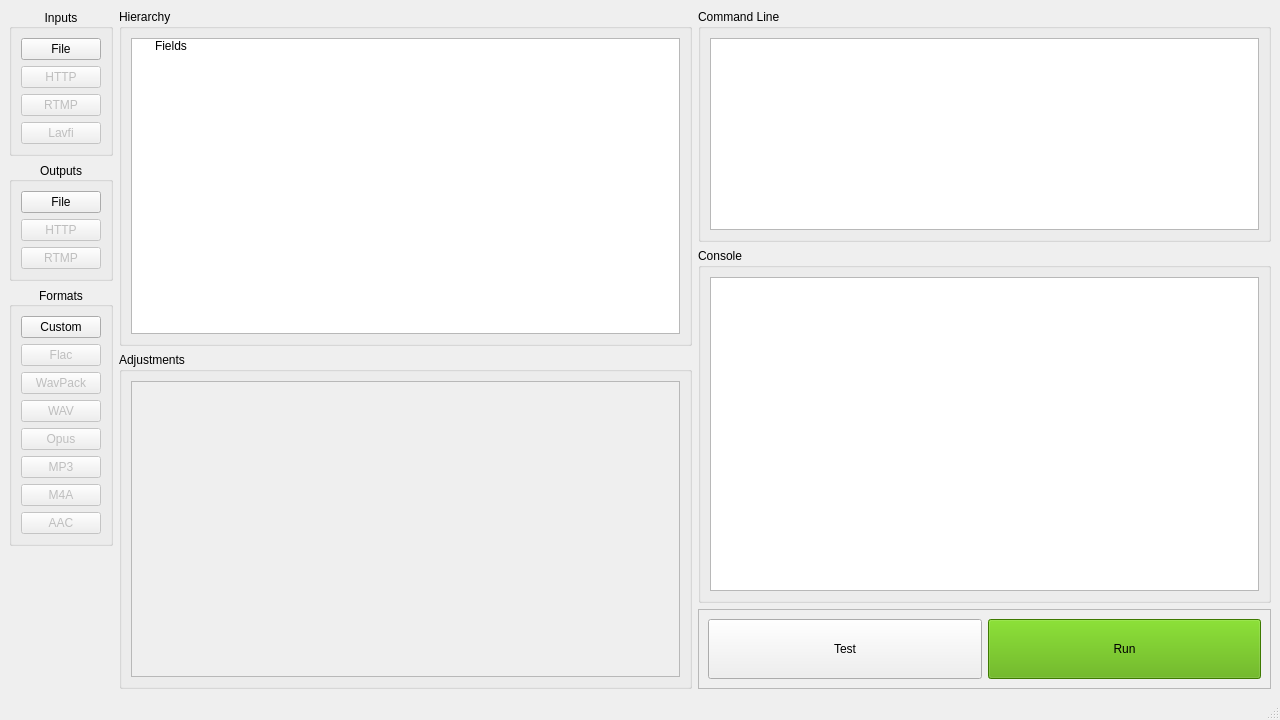
Old version of the form ui/mainwindow.ui in the repository mobx7c7/FFmpegFrontEndQt.
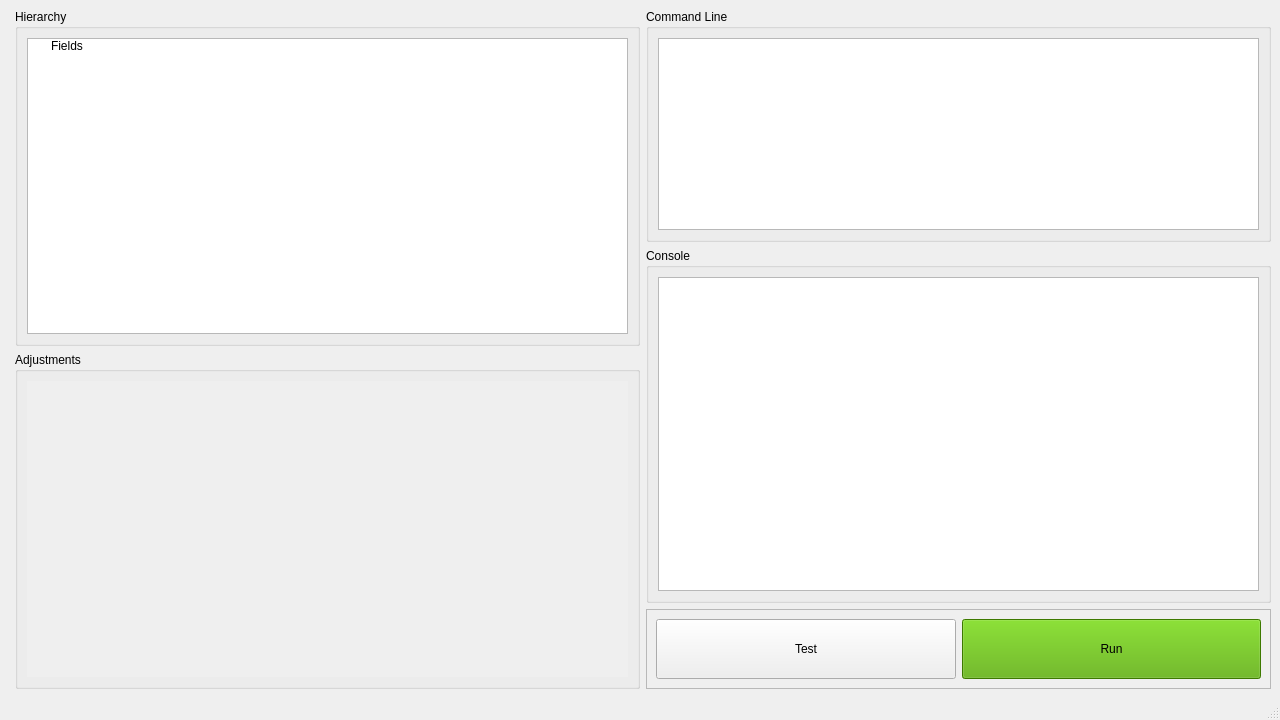
New version of the form. Custom widgets are drawn as their Qt base class.

Commit message: Refactor main window toolbox panel

Diff of the .ui file:
```diff
--- a/ui/mainwindow.ui
+++ b/ui/mainwindow.ui
@@ -19,216 +19,14 @@
   <widget class="QWidget" name="centralwidget">
    <layout class="QHBoxLayout" name="horizontalLayout_9">
     <item>
-     <layout class="QVBoxLayout" name="verticalLayout_12">
-      <property name="rightMargin">
-       <number>0</number>
+     <widget class="ToolboxWidget" name="widget" native="true">
+      <property name="sizePolicy">
+       <sizepolicy hsizetype="Preferred" vsizetype="Preferred">
+        <horstretch>0</horstretch>
+        <verstretch>0</verstretch>
+       </sizepolicy>
       </property>
-      <item>
-       <widget class="QGroupBox" name="groupBox_6">
-        <property name="title">
-         <string>Inputs</string>
-        </property>
-        <property name="alignment">
-         <set>Qt::AlignCenter</set>
-        </property>
-        <property name="flat">
-         <bool>false</bool>
-        </property>
-        <layout class="QVBoxLayout" name="verticalLayout_4">
-         <item>
-          <widget class="QPushButton" name="pushButton_5">
-           <property name="text">
-            <string>File</string>
-           </property>
-          </widget>
-         </item>
-         <item>
-          <widget class="QPushButton" name="pushButton_17">
-           <property name="enabled">
-            <bool>false</bool>
-           </property>
-           <property name="text">
-            <string>HTTP</string>
-           </property>
-          </widget>
-         </item>
-         <item>
-          <widget class="QPushButton" name="pushButton_18">
-           <property name="enabled">
-            <bool>false</bool>
-           </property>
-           <property name="text">
-            <string>RTMP</string>
-           </property>
-          </widget>
-         </item>
-         <item>
-          <widget class="QPushButton" name="pushButton_16">
-           <property name="enabled">
-            <bool>false</bool>
-           </property>
-           <property name="text">
-            <string>Lavfi</string>
-           </property>
-          </widget>
-         </item>
-        </layout>
-       </widget>
-      </item>
-      <item>
-       <widget class="QGroupBox" name="groupBox_5">
-        <property name="title">
-         <string>Outputs</string>
-        </property>
-        <property name="alignment">
-         <set>Qt::AlignCenter</set>
-        </property>
-        <property name="flat">
-         <bool>false</bool>
-        </property>
-        <property name="checkable">
-         <bool>false</bool>
-        </property>
-        <layout class="QVBoxLayout" name="verticalLayout_3">
-         <item>
-          <widget class="QPushButton" name="pushButton_6">
-           <property name="text">
-            <string>File</string>
-           </property>
-          </widget>
-         </item>
-         <item>
-          <widget class="QPushButton" name="pushButton_7">
-           <property name="enabled">
-            <bool>false</bool>
-           </property>
-           <property name="text">
-            <string>HTTP</string>
-           </property>
-          </widget>
-         </item>
-         <item>
-          <widget class="QPushButton" name="pushButton_15">
-           <property name="enabled">
-            <bool>false</bool>
-           </property>
-           <property name="text">
-            <string>RTMP</string>
-           </property>
-          </widget>
-         </item>
-        </layout>
-       </widget>
-      </item>
-      <item>
-       <widget class="QGroupBox" name="groupBox_8">
-        <property name="title">
-         <string>Formats</string>
-        </property>
-        <property name="alignment">
-         <set>Qt::AlignCenter</set>
-        </property>
-        <property name="flat">
-         <bool>false</bool>
-        </property>
-        <property name="checkable">
-         <bool>false</bool>
-        </property>
-        <layout class="QVBoxLayout" name="verticalLayout_14">
-         <item>
-          <widget class="QPushButton" name="pushButton_8">
-           <property name="text">
-            <string>Custom</string>
-           </property>
-          </widget>
-         </item>
-         <item>
-          <widget class="QPushButton" name="pushButton_10">
-           <property name="enabled">
-            <bool>false</bool>
-           </property>
-           <property name="text">
-            <string>Flac</string>
-           </property>
-          </widget>
-         </item>
-         <item>
-          <widget class="QPushButton" name="pushButton_14">
-           <property name="enabled">
-            <bool>false</bool>
-           </property>
-           <property name="text">
-            <string>WavPack</string>
-           </property>
-          </widget>
-         </item>
-         <item>
-          <widget class="QPushButton" name="pushButton_12">
-           <property name="enabled">
-            <bool>false</bool>
-           </property>
-           <property name="text">
-            <string>WAV</string>
-           </property>
-          </widget>
-         </item>
-         <item>
-          <widget class="QPushButton" name="pushButton_9">
-           <property name="enabled">
-            <bool>false</bool>
-           </property>
-           <property name="text">
-            <string>Opus</string>
-           </property>
-          </widget>
-         </item>
-         <item>
-          <widget class="QPushButton" name="pushButton_11">
-           <property name="enabled">
-            <bool>false</bool>
-           </property>
-           <property name="text">
-            <string>MP3</string>
-           </property>
-          </widget>
-         </item>
-         <item>
-          <widget class="QPushButton" name="pushButton_19">
-           <property name="enabled">
-            <bool>false</bool>
-           </property>
-           <property name="text">
-            <string>M4A</string>
-           </property>
-          </widget>
-         </item>
-         <item>
-          <widget class="QPushButton" name="pushButton_20">
-           <property name="enabled">
-            <bool>false</bool>
-           </property>
-           <property name="text">
-            <string>AAC</string>
-           </property>
-          </widget>
-         </item>
-        </layout>
-       </widget>
-      </item>
-      <item>
-       <spacer name="verticalSpacer_2">
-        <property name="orientation">
-         <enum>Qt::Vertical</enum>
-        </property>
-        <property name="sizeHint" stdset="0">
-         <size>
-          <width>20</width>
-          <height>40</height>
-         </size>
-        </property>
-       </spacer>
-      </item>
-     </layout>
+     </widget>
     </item>
     <item>
      <layout class="QVBoxLayout" name="verticalLayout_6">
@@ -287,6 +85,9 @@
         <layout class="QVBoxLayout" name="verticalLayout_9" stretch="0">
          <item>
           <widget class="QScrollArea" name="scrollArea">
+           <property name="frameShape">
+            <enum>QFrame::NoFrame</enum>
+           </property>
            <property name="widgetResizable">
             <bool>true</bool>
            </property>
@@ -295,8 +96,8 @@
              <rect>
               <x>0</x>
               <y>0</y>
-              <width>540</width>
-              <height>18</height>
+              <width>594</width>
+              <height>16</height>
              </rect>
             </property>
             <property name="sizePolicy">
@@ -305,7 +106,20 @@
               <verstretch>0</verstretch>
              </sizepolicy>
             </property>
-            <layout class="QVBoxLayout" name="verticalLayout_2"/>
+            <layout class="QVBoxLayout" name="verticalLayout_2">
+             <property name="leftMargin">
+              <number>0</number>
+             </property>
+             <property name="topMargin">
+              <number>0</number>
+             </property>
+             <property name="rightMargin">
+              <number>0</number>
+             </property>
+             <property name="bottomMargin">
+              <number>0</number>
+             </property>
+            </layout>
            </widget>
           </widget>
          </item>
@@ -493,6 +307,17 @@
   </widget>
   <widget class="QStatusBar" name="statusbar"/>
  </widget>
+ <customwidgets>
+  <customwidget>
+   <class>ToolboxWidget</class>
+   <extends>QWidget</extends>
+   <header>toolboxwidget.h</header>
+   <container>1</container>
+   <slots>
+    <signal>fieldAlloc(FieldWidget*)</signal>
+   </slots>
+  </customwidget>
+ </customwidgets>
  <resources/>
  <connections/>
 </ui>
```
Left out of the diff: 29 changed lines with no effect on the pictures. The commit also changes 2 other files.
